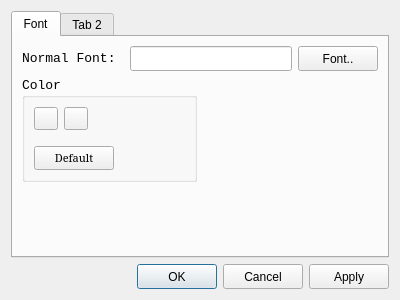
Qt form chetserial/app/ui/optionsdialog.ui (HctNew/qt_serial) before a commit.
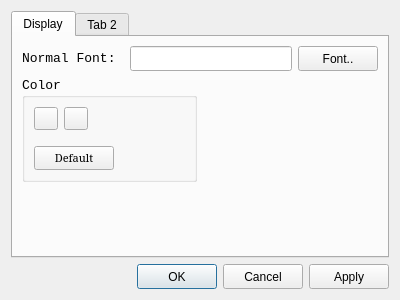
The same form after that commit.

What changed in the file:
```diff
--- a/chetserial/app/ui/optionsdialog.ui
+++ b/chetserial/app/ui/optionsdialog.ui
@@ -80,7 +80,7 @@
      </property>
      <widget class="QWidget" name="fontSet">
       <attribute name="title">
-       <string>Font</string>
+       <string>Display</string>
       </attribute>
       <layout class="QGridLayout" name="gridLayout_3">
        <item row="0" column="0" colspan="2">
```
Left out of the diff: 5 changed lines with no effect on the pictures.
